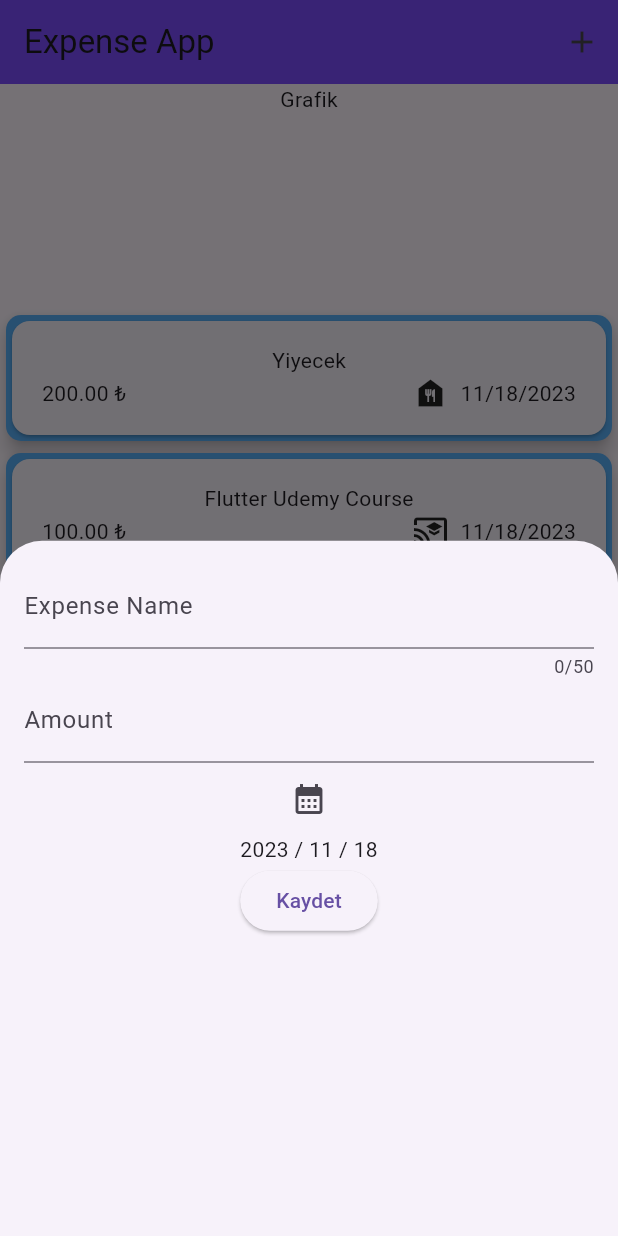
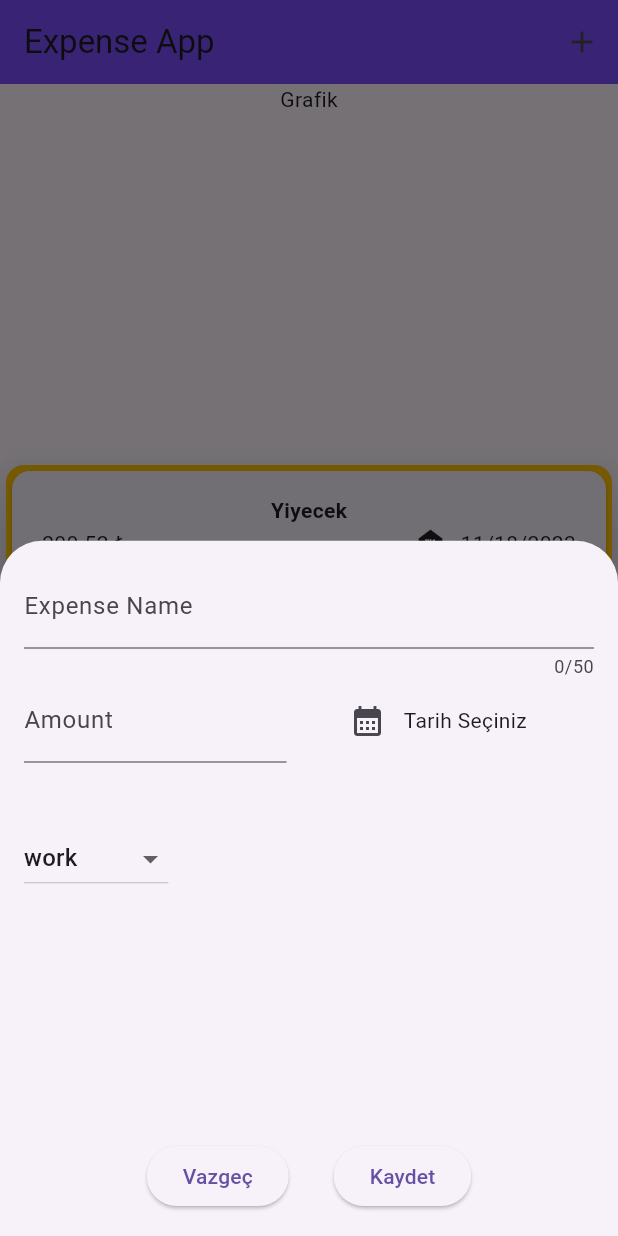
Before and after one commit to hasanbektas1/Flutter-ExpenseApp, a Flutter app: the screen it shows after launch, after a tap on the "add" icon, on a phone screen of 412 x 824 dp. Run offline on Flutter 3.47's test engine with Material 2 defaults, Android fonts, the phone set to English and light mode, and no system bars.

Commit message:
kullanıcıdan alınan veriler listeye eklendi

```diff
--- /dev/null
+++ b/lib/data/expenses.dart
@@ -0,0 +1,15 @@
+// dummy data
+import 'package:expenseapp/models/expense.dart';
+
+final List<Expense> expenses = [
+  Expense(
+      name: "Yiyecek",
+      price: 200.524,
+      date: DateTime.now(),
+      category: Category.food),
+  Expense(
+      name: "Flutter Udemy Course",
+      price: 200,
+      date: DateTime.now(),
+      category: Category.education),
+];
--- a/lib/models/expense.dart
+++ b/lib/models/expense.dart
@@ -20,6 +20,7 @@ class Expense {
       required this.date,
       required this.category})
       : id = uuid.v4();
+  // ctor'da bir değeri almak yerine değer atamak
 
   final String id;
   final String name;
@@ -27,12 +28,14 @@ class Expense {
   final DateTime date;
   final Category category;
 
+  // getter method => bir değişken gibi davranır
+  // setter method => bir değişkenin değerini değiştiren method
+
   String get formattedDate {
     var formatter = DateFormat.yMd();
     return formatter.format(date);
   }
 }
-
 // e31d96a6-f15e-4787-ad2d-9d3965218523, Yemek, 50
 // a975e32a-999b-47ac-ae73-929a66dd216c, Yemek, 50
 // 28386049-6721-4bcb-adda-061a02020a42, Yemek, 50
--- a/lib/pages/expense_list.dart
+++ b/lib/pages/expense_list.dart
@@ -1,33 +1,24 @@
-import 'package:expenseapp/models/expense.dart';
+import 'package:expenseapp/data/expenses.dart';
 import 'package:expenseapp/widgets/expense_item.dart';
 import 'package:flutter/material.dart';
 
 class ExpenseList extends StatefulWidget {
-  const ExpenseList({super.key});
+  const ExpenseList({Key? key}) : super(key: key);
 
   @override
-  State<ExpenseList> createState() => _ExpenseListState();
+  _ExpenseListState createState() => _ExpenseListState();
 }
 
 class _ExpenseListState extends State<ExpenseList> {
-  // dummy data => Örnek veri
-  final List<Expense> expenses = [
-    Expense(
-        name: "Yiyecek",
-        price: 200,
-        date: DateTime.now(),
-        category: Category.food),
-    Expense(
-        name: "Flutter Udemy Course",
-        price: 100,
-        date: DateTime.now(),
-        category: Category.education),
-    Expense(
-        name: "Galata Kulesi",
-        price: 150,
-        date: DateTime.now(),
-        category: Category.travel),
-  ]; // firebase,veritabanı
+  // Her 4 liste elemanına farklı renk atandı
+  final _colors = [
+    Colors.amber,
+    Colors.red,
+    Colors.blue,
+    Colors.yellow,
+  ];
+
+  // BLoC Pattern
   @override
   Widget build(BuildContext context) {
     return Center(
@@ -36,7 +27,7 @@ class _ExpenseListState extends State<ExpenseList> {
         crossAxisAlignment: CrossAxisAlignment.center,
         children: [
           const SizedBox(
-            height: 150,
+            height: 250,
             child: Text("Grafik"),
           ),
           Expanded(
@@ -44,10 +35,8 @@ class _ExpenseListState extends State<ExpenseList> {
               itemCount: expenses.length,
               itemBuilder: (context, index) {
                 return Card(
-                    shape: RoundedRectangleBorder(
-                        borderRadius: BorderRadius.circular(10)),
-                    elevation: 5,
-                    color: const Color.fromARGB(255, 87, 174, 246),
+                    elevation: 15,
+                    color: _colors[index % _colors.length],
                     child: ExpenseItem(expenses[index]));
               },
             ),
--- a/lib/pages/main_page.dart
+++ b/lib/pages/main_page.dart
@@ -1,9 +1,23 @@
+import 'package:expenseapp/data/expenses.dart';
+import 'package:expenseapp/models/expense.dart';
 import 'package:expenseapp/pages/expense_list.dart';
 import 'package:expenseapp/widgets/new_expense.dart';
 import 'package:flutter/material.dart';
 
-class MainPage extends StatelessWidget {
+class MainPage extends StatefulWidget {
   const MainPage({Key? key}) : super(key: key);
+
+  @override
+  _MainPageState createState() => _MainPageState();
+}
+
+class _MainPageState extends State<MainPage> {
+  void addNewExpenseList(Expense newAddlistExpense) {
+    setState(() {
+      // listeye yeni veri eklemek
+      expenses.add(newAddlistExpense);
+    });
+  }
 
   @override
   Widget build(BuildContext context) {
@@ -15,7 +29,10 @@ class MainPage extends StatelessWidget {
           IconButton(
               onPressed: () {
                 showModalBottomSheet(
-                    context: context, builder: (ctx) => NewExpense());
+                    context: context,
+                    builder: (ctx) => NewExpense(
+                          addExpenseList: addNewExpenseList,
+                        ));
               },
               icon: const Icon(Icons.add)),
         ],
--- a/lib/widgets/expense_item.dart
+++ b/lib/widgets/expense_item.dart
@@ -12,7 +12,10 @@ class ExpenseItem extends StatelessWidget {
         padding: const EdgeInsets.symmetric(horizontal: 20, vertical: 16),
         child: Column(
           children: [
-            Text(expense.name),
+            Text(
+              expense.name,
+              style: const TextStyle(fontWeight: FontWeight.bold),
+            ),
             Row(
               children: [
                 // String Interpolation
--- a/lib/widgets/new_expense.dart
+++ b/lib/widgets/new_expense.dart
@@ -1,7 +1,11 @@
+import 'package:expenseapp/models/expense.dart';
 import 'package:flutter/material.dart';
+import 'package:intl/intl.dart';
 
 class NewExpense extends StatefulWidget {
-  const NewExpense({Key? key}) : super(key: key);
+  const NewExpense({Key? key, required this.addExpenseList}) : super(key: key);
+
+  final Function(Expense) addExpenseList;
 
   @override
   _NewExpenseState createState() => _NewExpenseState();
@@ -12,7 +16,89 @@ class _NewExpenseState extends State<NewExpense> {
   // Controller
   final _nameController = TextEditingController();
   final _amountController = TextEditingController();
-  DateTime selectedDate = DateTime.now();
+  DateTime? _selectedDate;
+  Category _selectedCategory = Category.work;
+
+  void _openDatePicker() async {
+    // DatePicker açmak.. ✅
+    // DatePicker'dan gelen değeri Text olarak yazdırmak
+    // built-in function
+
+    // sync => bir işlem bitmeden diğerinin başlamadığı yapılar
+    // async => alt satıra geçmek için işlemin bitmesini beklemezler // await
+    DateTime now = DateTime.now();
+    DateTime oneYearAgo = DateTime(now.year - 1, now.month, now.day);
+
+    // 1 yıl öncesi ve bugün arasında kısıtlama
+    // then => async bir işlemin geri dönüş sağladığı anda çalışacak bloğunu tanımlar.
+    // showDatePicker(
+    //         context: context,
+    //         initialDate: now,
+    //         firstDate: oneYearAgo,
+    //         lastDate: now)
+    //     .then((value) {
+    //   print(value);
+    // });
+
+    // await => ilgili async işlemini bekle
+
+    // if(_selectedDate==null)
+    //    time=now
+    // else
+    //   time=_selectedDate
+    // 10:15
+    DateTime? selectedDate = await showDatePicker(
+        context: context,
+        initialDate: _selectedDate == null
+            ? now
+            : _selectedDate!, // eğer seçili tarih varsa onu kullan, yoksa günün tarihini kullan..
+        firstDate: oneYearAgo,
+        lastDate: now);
+
+    setState(() {
+      _selectedDate = selectedDate;
+    });
+  }
+
+  void _addNewExpense() {
+    final amount = double.tryParse(_amountController.text);
+    // parse, tryParse => parse değer nullsa hata fırlatır, tryParse değeri null olarak alır
+    if (amount == null ||
+        amount < 0 ||
+        _nameController.text.isEmpty ||
+        _selectedDate == null) {
+      /// hatalı durum
+      showDialog(
+          context: context,
+          builder: (ctx) {
+            return AlertDialog(
+              title: const Text("Validation Error"),
+              content: const Text("Please fill all blank areas."),
+              actions: [
+                TextButton(
+                    onPressed: () {
+                      Navigator.pop(ctx);
+                    },
+                    child: const Text("Okay"))
+              ],
+            );
+          });
+    } else {
+      // valid bir değer
+      // listeye ekleme yapılması gereken nokta..
+
+      // Listeye eklenecek veriler kullanıcıdan alındı
+      Expense newExpense = Expense(
+          name: _nameController.text,
+          price: amount,
+          date: _selectedDate!,
+          category: _selectedCategory);
+
+      widget.addExpenseList(newExpense);
+
+      Navigator.pop(context);
+    }
+  }
 
   @override
   Widget build(BuildContext context) {
@@ -25,38 +111,71 @@ class _NewExpenseState extends State<NewExpense> {
             maxLength: 50,
             decoration: const InputDecoration(label: Text("Expense Name")),
           ),
-          TextField(
+          Row(
+            children: [
+              Expanded(
+                child: TextField(
                   controller: _amountController,
                   keyboardType: TextInputType.number,
-            decoration:
-                const InputDecoration(label: Text("Amount"), prefixText: "₺"),
+                  decoration: const InputDecoration(
+                      label: Text("Amount"), prefixText: "₺"),
                 ),
+              ),
+              const SizedBox(
+                width: 30,
+              ),
+              Expanded(
+                child: Row(
+                  children: [
                     IconButton(
-              onPressed: () async {
-                final DateTime? dateTime = await showDatePicker(
-                  context: context,
-                  initialDate: selectedDate,
-                  firstDate: DateTime(2000),
-                  lastDate: DateTime(3000),
-                );
-                if (dateTime != null) {
+                        onPressed: () => _openDatePicker(),
+                        icon: const Icon(Icons.calendar_month)),
+                    // Ternary Operator
+                    Text(_selectedDate == null
+                        ? "Tarih Seçiniz"
+                        : DateFormat.yMd().format(_selectedDate!)),
+                  ],
+                ),
+              ),
+            ],
+          ), // seçilen tarihi formatlayarak yazdırmak..
+          const SizedBox(
+            height: 40,
+          ),
+          Row(
+            children: [
+              DropdownButton(
+                  value: _selectedCategory,
+                  items: Category.values.map((category) {
+                    return DropdownMenuItem(
+                        value: category, child: Text(category.name.toString()));
+                  }).toList(),
+                  onChanged: (value) {
                     setState(() {
-                    selectedDate = dateTime;
-                    print("Tarih Seçildi: ${selectedDate}");
+                      if (value != null) _selectedCategory = value;
                     });
-                }
-
-                // DatePicker açmak..
-                // DatePicker'dan gelen değeri Text olarak yazdırmak
-              },
-              icon: const Icon(Icons.calendar_month)),
-          Text(
-              "${selectedDate.year} / ${selectedDate.month} / ${selectedDate.day}"), // seçilen tarihi formatlayarak yazdırmak..
+                  })
+            ],
+          ),
+          const Spacer(),
+          Row(
+            mainAxisAlignment: MainAxisAlignment.center,
+            children: [
               ElevatedButton(
                   onPressed: () {
-                print("Kayıt Başarılı: ${selectedDate}");
+                    Navigator.pop(context);
                   },
-              child: const Text("Kaydet"))
+                  child: const Text("Vazgeç")),
+              const SizedBox(
+                width: 30,
+              ),
+              ElevatedButton(
+                  onPressed: () {
+                    _addNewExpense();
+                  },
+                  child: const Text("Kaydet")),
+            ],
+          )
         ],
       ),
     );
```
Lines whose indentation alone changed are shown as unchanged.
